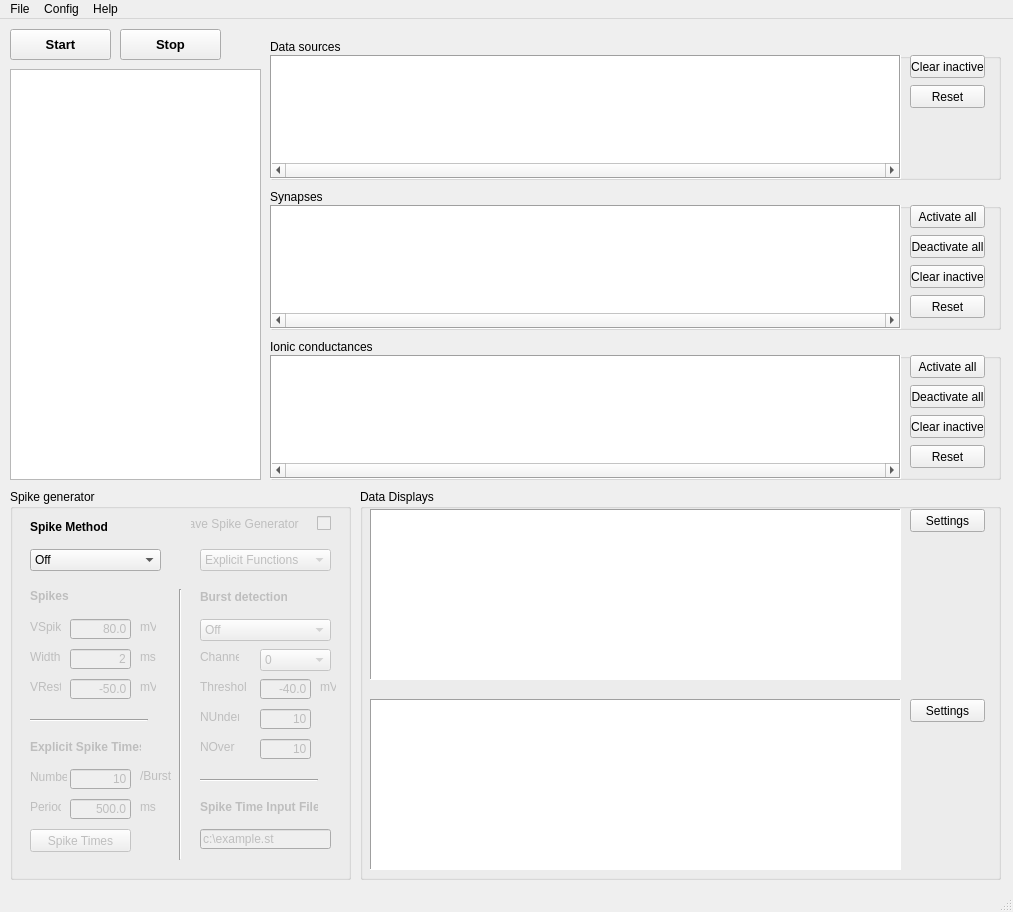
Qt form src/gui/MainWin.ui (CompEphys-team/stdpc) before a commit.
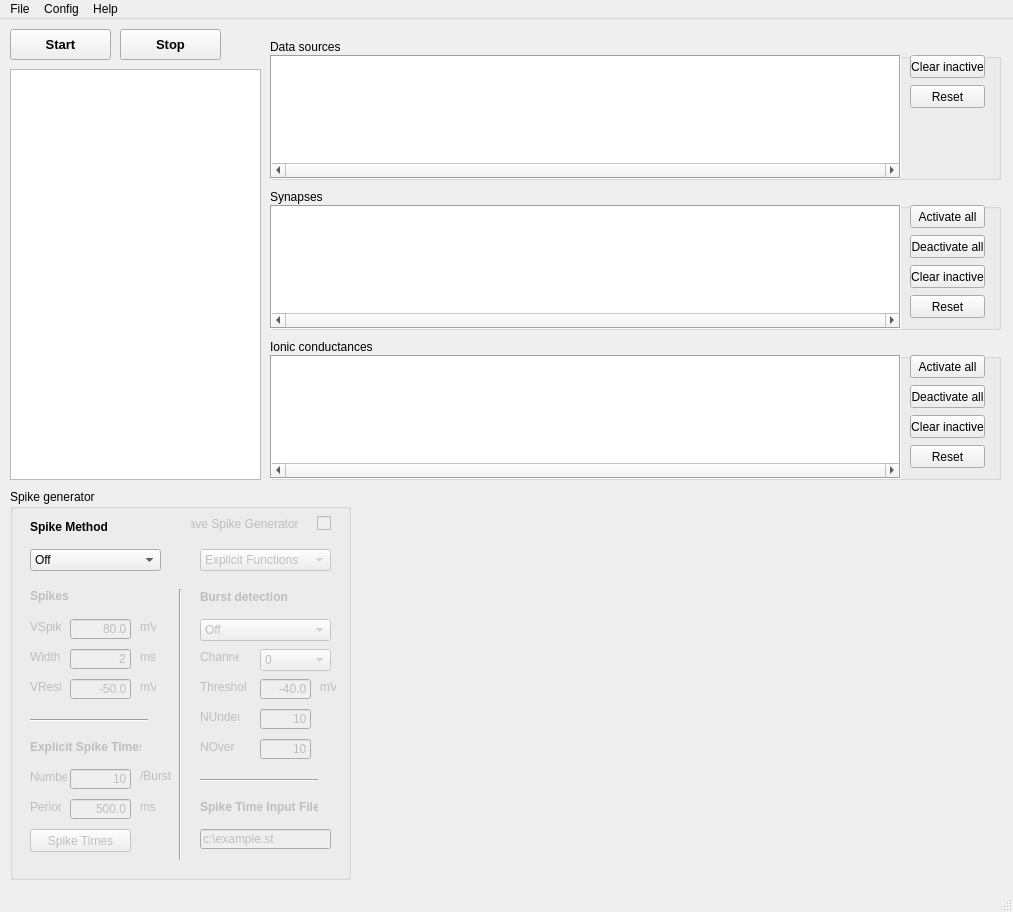
The same form after that commit. Custom widgets are drawn as their Qt base class.

Commit message:
Overhauled graph support using QCustomPlot
A weight off the shoulders of the event queue

Diff of the .ui file:
```diff
--- a/src/gui/MainWin.ui
+++ b/src/gui/MainWin.ui
@@ -14,89 +14,6 @@
    <string>StdpC 2016 RC1</string>
   </property>
   <widget class="QWidget" name="centralwidget">
-   <widget class="QGroupBox" name="DataBox">
-    <property name="geometry">
-     <rect>
-      <x>360</x>
-      <y>470</y>
-      <width>641</width>
-      <height>391</height>
-     </rect>
-    </property>
-    <property name="title">
-     <string>Data Displays</string>
-    </property>
-    <property name="flat">
-     <bool>false</bool>
-    </property>
-    <property name="checkable">
-     <bool>false</bool>
-    </property>
-    <widget class="QGraphicsView" name="DataD1">
-     <property name="geometry">
-      <rect>
-       <x>10</x>
-       <y>20</y>
-       <width>531</width>
-       <height>171</height>
-      </rect>
-     </property>
-     <property name="toolTip">
-      <string>&lt;html&gt;&lt;head&gt;&lt;meta name=&quot;qrichtext&quot; content=&quot;1&quot; /&gt;&lt;style type=&quot;text/css&quot;&gt;
-p, li { white-space: pre-wrap; }
-&lt;/style&gt;&lt;/head&gt;&lt;body style=&quot; font-family:'MS Shell Dlg 2'; font-size:8.25pt; font-weight:400; font-style:normal;&quot;&gt;
-&lt;p style=&quot; margin-top:0px; margin-bottom:0px; margin-left:0px; margin-right:0px; -qt-block-indent:0; text-indent:0px;&quot;&gt;First flexible data display&lt;/p&gt;&lt;/body&gt;&lt;/html&gt;</string>
-     </property>
-     <property name="frameShape">
-      <enum>QFrame::Panel</enum>
-     </property>
-    </widget>
-    <widget class="QGraphicsView" name="DataD2">
-     <property name="geometry">
-      <rect>
-       <x>10</x>
-       <y>210</y>
-       <width>531</width>
-       <height>171</height>
-      </rect>
-     </property>
-     <property name="toolTip">
-      <string>&lt;html&gt;&lt;head&gt;&lt;meta name=&quot;qrichtext&quot; content=&quot;1&quot; /&gt;&lt;style type=&quot;text/css&quot;&gt;
-p, li { white-space: pre-wrap; }
-&lt;/style&gt;&lt;/head&gt;&lt;body style=&quot; font-family:'MS Shell Dlg 2'; font-size:8.25pt; font-weight:400; font-style:normal;&quot;&gt;
-&lt;p style=&quot; margin-top:0px; margin-bottom:0px; margin-left:0px; margin-right:0px; -qt-block-indent:0; text-indent:0px;&quot;&gt;Second flexible data display&lt;/p&gt;&lt;/body&gt;&lt;/html&gt;</string>
-     </property>
-     <property name="frameShape">
-      <enum>QFrame::Panel</enum>
-     </property>
-    </widget>
-    <widget class="QPushButton" name="Graph1SetBut">
-     <property name="geometry">
-      <rect>
-       <x>550</x>
-       <y>20</y>
-       <width>75</width>
-       <height>23</height>
-      </rect>
-     </property>
-     <property name="text">
-      <string>Settings</string>
-     </property>
-    </widget>
-    <widget class="QPushButton" name="Graph2SetBut">
-     <property name="geometry">
-      <rect>
-       <x>550</x>
-       <y>210</y>
-       <width>75</width>
-       <height>23</height>
-      </rect>
-     </property>
-     <property name="text">
-      <string>Settings</string>
-     </property>
-    </widget>
-   </widget>
    <widget class="QGroupBox" name="HHBox">
     <property name="geometry">
      <rect>
```
Left out of the diff: 6 changed lines with no effect on the pictures. The commit also changes 18 other files.
